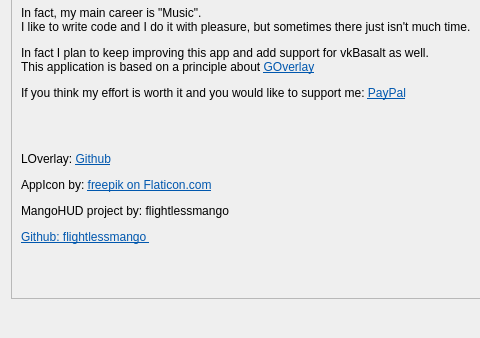
This is src/about.ui in tonehrk/Linux-Game-Tweaks as Qt 5 draws it before an edit; both pictures show x 0 to 480 and y 172 to 510 of the 588 by 510 pixel window. The edited form follows.
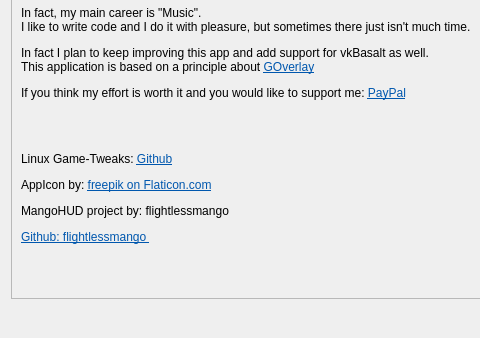
This is the edited form. Icons and pictures are not drawn.

Patch:
```diff
--- a/src/about.ui
+++ b/src/about.ui
@@ -51,7 +51,7 @@
           <enum>QFrame::Plain</enum>
          </property>
          <property name="text">
-          <string>&lt;html&gt;&lt;head/&gt;&lt;body&gt;&lt;p&gt;&lt;br/&gt;Project &amp;quot;Linux Game-Tweaks&amp;quot; by: Tony San Agustin&lt;/p&gt;&lt;p&gt;About: I am a computer fanatic, I am not a professional programmer far from it. &lt;/p&gt;&lt;p&gt;In fact, my main career is &amp;quot;Music&amp;quot;.&lt;br/&gt;I like to write code and I do it with pleasure, but sometimes there just isn't much time. &lt;/p&gt;&lt;p&gt;In fact I plan to keep improving this app and add support for vkBasalt as well.&lt;br/&gt;This application is based on a principle about &lt;a href=&quot;https://github.com/benjamimgois/goverlay&quot;&gt;&lt;span style=&quot; text-decoration: underline; color:#0057ae;&quot;&gt;GOverlay&lt;/span&gt;&lt;/a&gt;&lt;/p&gt;&lt;p&gt;If you think my effort is worth it and you would like to support me: &lt;a href=&quot;paypal.me/tonehrk&quot;&gt;&lt;span style=&quot; text-decoration: underline; color:#0057ae;&quot;&gt;PayPal&lt;/span&gt;&lt;/a&gt;&lt;/p&gt;&lt;p&gt;&lt;br/&gt;&lt;/p&gt;&lt;p&gt;LOverlay: &lt;a href=&quot;https://github.com/tonehrk/LOverlay&quot;&gt;&lt;span style=&quot; text-decoration: underline; color:#0057ae;&quot;&gt;Github&lt;/span&gt;&lt;/a&gt;&lt;/p&gt;&lt;p&gt;AppIcon by: &lt;a href=&quot;https://www.flaticon.com/authors/freepik&quot;&gt;&lt;span style=&quot; text-decoration: underline; color:#0057ae;&quot;&gt;freepik on Flaticon.com&lt;/span&gt;&lt;/a&gt;&lt;/p&gt;&lt;p&gt;MangoHUD project by: flightlessmango&lt;/p&gt;&lt;p&gt;&lt;a href=&quot;https://github.com/flightlessmango&quot;&gt;&lt;span style=&quot; text-decoration: underline; color:#0057ae;&quot;&gt;Github: flightlessmango &lt;/span&gt;&lt;/a&gt;&lt;/p&gt;&lt;/body&gt;&lt;/html&gt;</string>
+          <string>&lt;html&gt;&lt;head/&gt;&lt;body&gt;&lt;p&gt;&lt;br/&gt;Project &amp;quot;Linux Game-Tweaks&amp;quot; by: Tony San Agustin&lt;/p&gt;&lt;p&gt;About: I am a computer fanatic, I am not a professional programmer far from it. &lt;/p&gt;&lt;p&gt;In fact, my main career is &amp;quot;Music&amp;quot;.&lt;br/&gt;I like to write code and I do it with pleasure, but sometimes there just isn't much time. &lt;/p&gt;&lt;p&gt;In fact I plan to keep improving this app and add support for vkBasalt as well.&lt;br/&gt;This application is based on a principle about &lt;a href=&quot;https://github.com/benjamimgois/goverlay&quot;&gt;&lt;span style=&quot; text-decoration: underline; color:#0057ae;&quot;&gt;GOverlay&lt;/span&gt;&lt;/a&gt;&lt;/p&gt;&lt;p&gt;If you think my effort is worth it and you would like to support me: &lt;a href=&quot;paypal.me/tonehrk&quot;&gt;&lt;span style=&quot; text-decoration: underline; color:#0057ae;&quot;&gt;PayPal&lt;/span&gt;&lt;/a&gt;&lt;/p&gt;&lt;p&gt;&lt;br/&gt;&lt;/p&gt;&lt;p&gt;Linux Game-Tweaks: &lt;a href=&quot;https://github.com/tonehrk/Linux-Game-Tweaks&quot;&gt;&lt;span style=&quot; text-decoration: underline; color:#0057ae;&quot;&gt;Github&lt;/span&gt;&lt;/a&gt;&lt;/p&gt;&lt;p&gt;AppIcon by: &lt;a href=&quot;https://www.flaticon.com/authors/freepik&quot;&gt;&lt;span style=&quot; text-decoration: underline; color:#0057ae;&quot;&gt;freepik on Flaticon.com&lt;/span&gt;&lt;/a&gt;&lt;/p&gt;&lt;p&gt;MangoHUD project by: flightlessmango&lt;/p&gt;&lt;p&gt;&lt;a href=&quot;https://github.com/flightlessmango&quot;&gt;&lt;span style=&quot; text-decoration: underline; color:#0057ae;&quot;&gt;Github: flightlessmango &lt;/span&gt;&lt;/a&gt;&lt;/p&gt;&lt;/body&gt;&lt;/html&gt;</string>
          </property>
          <property name="textInteractionFlags">
           <set>Qt::LinksAccessibleByMouse|Qt::TextSelectableByMouse</set>
```
